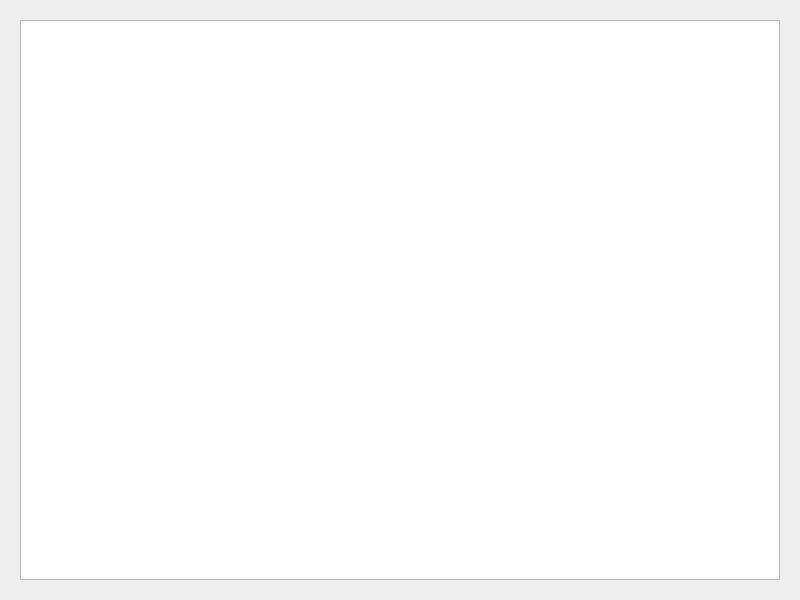
Above: syncwindow.ui from frederikvannoote/gsync before the change. Below: the same form after it.
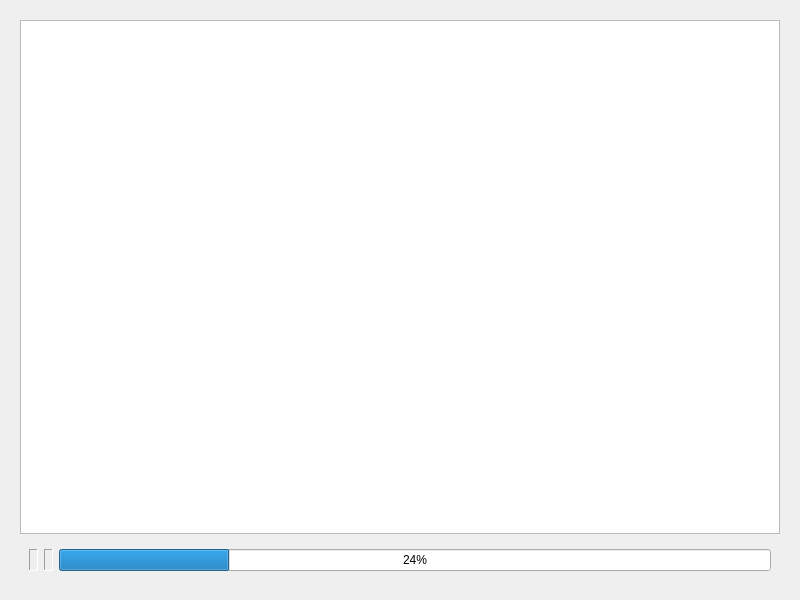
That is the form after the change.

Commit message: Offloading MD5Sum checking to runnable. Printing progress.

Diff of the .ui file:
```diff
--- a/syncwindow.ui
+++ b/syncwindow.ui
@@ -330,10 +330,49 @@
       </layout>
      </widget>
      <widget class="QWidget" name="sync">
-      <layout class="QHBoxLayout" name="horizontalLayout_3">
+      <layout class="QVBoxLayout" name="verticalLayout_5">
        <item>
         <widget class="QTableView" name="tableView"/>
        </item>
+       <item>
+        <widget class="QWidget" name="status" native="true">
+         <layout class="QHBoxLayout" name="horizontalLayout_8">
+          <item>
+           <widget class="QLabel" name="runningSyncs">
+            <property name="frameShape">
+             <enum>QFrame::Shape::Panel</enum>
+            </property>
+            <property name="frameShadow">
+             <enum>QFrame::Shadow::Sunken</enum>
+            </property>
+            <property name="text">
+             <string/>
+            </property>
+           </widget>
+          </item>
+          <item>
+           <widget class="QLabel" name="toAnalyze">
+            <property name="frameShape">
+             <enum>QFrame::Shape::Panel</enum>
+            </property>
+            <property name="frameShadow">
+             <enum>QFrame::Shadow::Sunken</enum>
+            </property>
+            <property name="text">
+             <string/>
+            </property>
+           </widget>
+          </item>
+          <item>
+           <widget class="QProgressBar" name="syncedFiles">
+            <property name="value">
+             <number>24</number>
+            </property>
+           </widget>
+          </item>
+         </layout>
+        </widget>
+       </item>
       </layout>
      </widget>
     </widget>
```
The commit also changes 27 other files.
